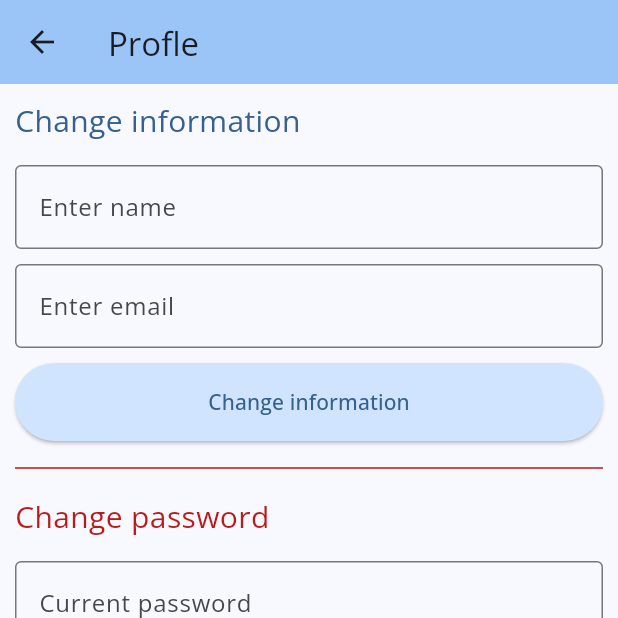
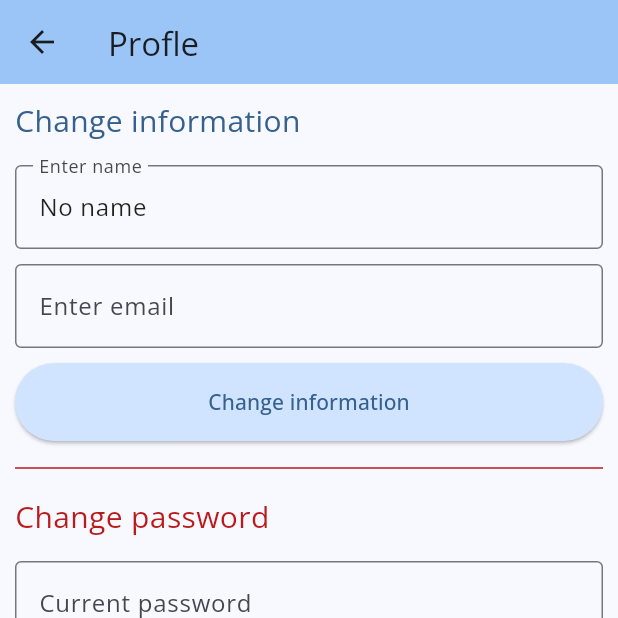
Before and after one commit to BlackIQ/coffee-roaster-mobile, a Flutter app: the ProfileSettings screen opened directly, on a phone screen of 412 x 824 dp, the top half of it. Run offline on Flutter 3.47's test engine with Material 2 defaults, Android fonts, the phone set to English and light mode, and no system bars; our stand-ins replace dio, flutter_blue, flutter_rating_bar, google_fonts; generated files the repository leaves out were written again.

```diff
--- a/lib/src/screens/home/pages/settings/profile.page.dart
+++ b/lib/src/screens/home/pages/settings/profile.page.dart
@@ -106,7 +106,7 @@ class _ProfileSettingsState extends State<ProfileSettings> {
     Map user = Provider.of<AppState>(context, listen: true).getUser;
 
     final TextEditingController name = TextEditingController(
-      text: user['name'],
+      text: user['name'] ?? "No name",
     );
     final TextEditingController email = TextEditingController(
       text: user['email'],
--- a/lib/src/screens/home/tabs/settings/settings.tab.dart
+++ b/lib/src/screens/home/tabs/settings/settings.tab.dart
@@ -77,9 +77,10 @@ class _SettingsTabState extends State<SettingsTab> {
 
     Map user = Provider.of<AppState>(context, listen: true).getUser;
 
+    String name = user['name'] ?? "No Name";
     String avatarText = "";
 
-    for (var element in user['name'].split(" ")) {
+    for (var element in name.split(" ")) {
       avatarText += element[0];
     }
 
@@ -98,7 +99,7 @@ class _SettingsTabState extends State<SettingsTab> {
         ),
         const SizedBox(height: 10),
         Text(
-          user['name'],
+          name,
           style: TextStyle(
             color: Theme.of(context).colorScheme.onBackground,
           ),
```
Also changed, not shown: lib/src/screens/auth/auth.screen.dart (+15 -4 lines), lib/src/services/api/api.service.dart (+15 -0 lines).
